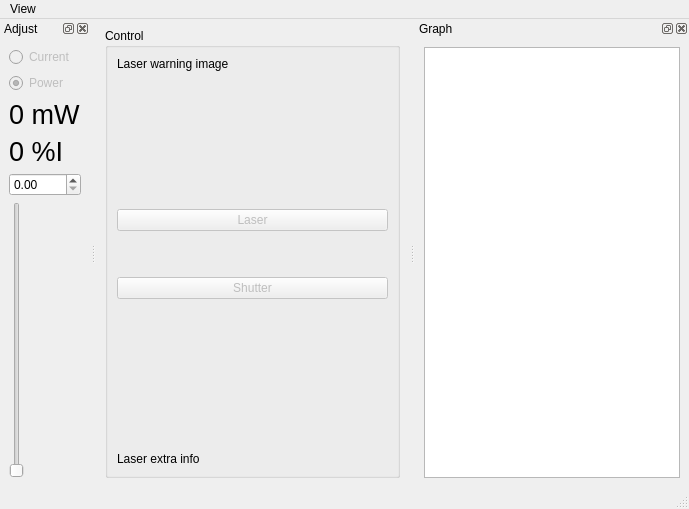
Old version of the form gui/laser/ui_laser.ui in the repository Ulm-IQO/qudi.
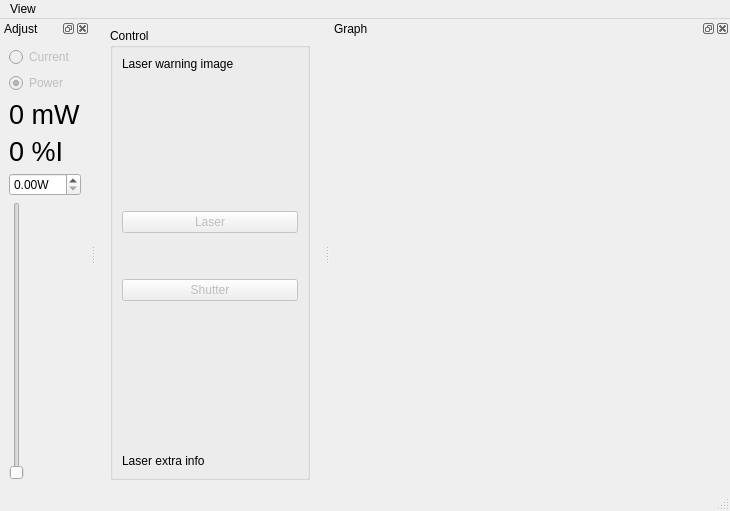
New version of the form. Icons and pictures are not drawn. Custom widgets are drawn as their Qt base class.

Commit message: Better GUI, control mode change fixes

```diff
--- a/gui/laser/ui_laser.ui
+++ b/gui/laser/ui_laser.ui
@@ -6,8 +6,8 @@
    <rect>
     <x>0</x>
     <y>0</y>
-    <width>689</width>
-    <height>509</height>
+    <width>730</width>
+    <height>511</height>
    </rect>
   </property>
   <property name="windowTitle">
@@ -18,11 +18,23 @@
     <item row="0" column="0">
      <widget class="QGroupBox" name="groupBox">
       <property name="sizePolicy">
-       <sizepolicy hsizetype="Preferred" vsizetype="Preferred">
+       <sizepolicy hsizetype="Fixed" vsizetype="Preferred">
         <horstretch>0</horstretch>
         <verstretch>0</verstretch>
        </sizepolicy>
       </property>
+      <property name="minimumSize">
+       <size>
+        <width>200</width>
+        <height>0</height>
+       </size>
+      </property>
+      <property name="baseSize">
+       <size>
+        <width>200</width>
+        <height>0</height>
+       </size>
+      </property>
       <property name="title">
        <string>Control</string>
       </property>
@@ -149,8 +161,8 @@
     <rect>
      <x>0</x>
      <y>0</y>
-     <width>689</width>
-     <height>21</height>
+     <width>730</width>
+     <height>30</height>
     </rect>
    </property>
    <widget class="QMenu" name="menuMenu">
@@ -228,7 +240,11 @@
       </widget>
      </item>
      <item row="4" column="0">
-      <widget class="ScienDSpinBox" name="setValueDoubleSpinBox"/>
+      <widget class="ScienDSpinBox" name="setValueDoubleSpinBox">
+       <property name="suffix">
+        <string>W</string>
+       </property>
+      </widget>
      </item>
      <item row="5" column="0">
       <widget class="QSlider" name="setValueVerticalSlider">
@@ -245,23 +261,37 @@
   </widget>
   <widget class="QDockWidget" name="plotDockWidget">
    <property name="sizePolicy">
-    <sizepolicy hsizetype="Maximum" vsizetype="Preferred">
-     <horstretch>0</horstretch>
+    <sizepolicy hsizetype="Expanding" vsizetype="Preferred">
+     <horstretch>1</horstretch>
      <verstretch>0</verstretch>
     </sizepolicy>
    </property>
+   <property name="minimumSize">
+    <size>
+     <width>400</width>
+     <height>50</height>
+    </size>
+   </property>
+   <property name="baseSize">
+    <size>
+     <width>400</width>
+     <height>0</height>
+    </size>
+   </property>
    <property name="windowTitle">
     <string>Graph</string>
    </property>
    <attribute name="dockWidgetArea">
     <number>2</number>
    </attribute>
-   <widget class="QWidget" name="dockWidgetContents_3">
-    <layout class="QGridLayout" name="gridLayout_3">
-     <item row="0" column="0">
-      <widget class="PlotWidget" name="graphicsView"/>
-     </item>
-    </layout>
+   <widget class="QWidget" name="pwContainer">
+    <property name="sizePolicy">
+     <sizepolicy hsizetype="Expanding" vsizetype="Preferred">
+      <horstretch>0</horstretch>
+      <verstretch>0</verstretch>
+     </sizepolicy>
+    </property>
+    <layout class="QGridLayout" name="gridLayout_3"/>
    </widget>
   </widget>
   <action name="actionClose">
@@ -302,11 +332,6 @@
   </action>
  </widget>
  <customwidgets>
-  <customwidget>
-   <class>PlotWidget</class>
-   <extends>QGraphicsView</extends>
-   <header>pyqtgraph</header>
-  </customwidget>
   <customwidget>
    <class>ScienDSpinBox</class>
    <extends>QDoubleSpinBox</extends>
```
The commit also changes 2 other files.
